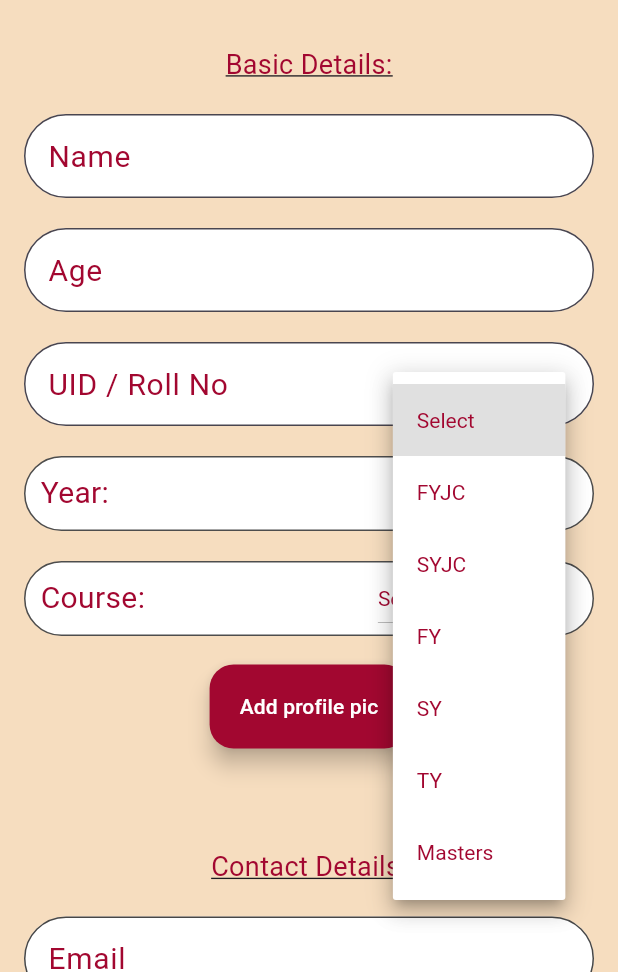
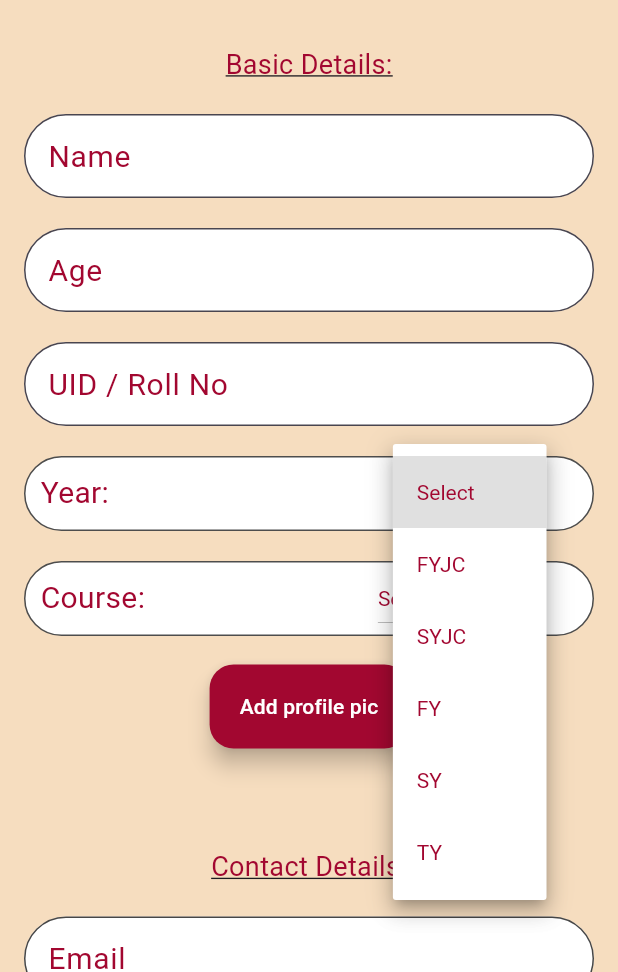
Before and after one commit to Jerry-britto/Inscribe, a Flutter app: the DetailsForm2 screen opened directly with empty values, after a tap on "Select", on a phone screen of 412 x 824 dp, the part 264-1236 px from its top. Run offline on Flutter 3.47's test engine with Material 3 defaults, Android fonts, the phone set to English and light mode, and no system bars; our stand-ins replace cloud_firestore, date_field, firebase_auth, firebase_core, firebase_storage, image_picker; accounts and stored records are empty.

Commit message:
Fixed both the details page

```diff
--- a/main/lib/screens/details_pages/scribe_details.dart
+++ b/main/lib/screens/details_pages/scribe_details.dart
@@ -36,14 +36,10 @@ class _DetailsFormState2 extends State<DetailsForm2> {
     'FY',
     'SY',
     'TY',
-    'Masters',
   ];
 
-  var courseItems = [
+  var courseItems1 = [
     'Select',
-    'Arts',
-    'Science',
-    'Commerce',
     'BSc',
     'BA',
     'BCom',
@@ -51,7 +47,12 @@ class _DetailsFormState2 extends State<DetailsForm2> {
     'BMS',
     'BA MCJ',
     'BAF',
-    'Other(Masters)',
+  ];
+  var courseItems2 = [
+    'Select',
+    'Arts',
+    'Science',
+    'Commerce',
   ];
 
   var _validationMessage = "";
@@ -372,7 +373,14 @@ class _DetailsFormState2 extends State<DetailsForm2> {
                                         color: Color.fromRGBO(162, 7, 48, 1)),
                                     value: _courseValue,
                                     icon: const Icon(Icons.keyboard_arrow_down),
-                                    items: courseItems.map((String items) {
+                                    items: _yearValue=="FYJC"||_yearValue=="SYJC"?
+                                    courseItems2.map((String items) {
+                                      return DropdownMenuItem(
+                                        value: items,
+                                        child: Text(items),
+                                      );
+                                    }).toList():
+                                    courseItems1.map((String items) {
                                       return DropdownMenuItem(
                                         value: items,
                                         child: Text(items),
--- a/main/lib/screens/details_pages/swd_details.dart
+++ b/main/lib/screens/details_pages/swd_details.dart
@@ -38,7 +38,6 @@ class _DetailsFormState extends State<DetailsForm> {
     'FY',
     'SY',
     'TY',
-    'Masters',
   ];
 
   var courseItems1 = [
```
